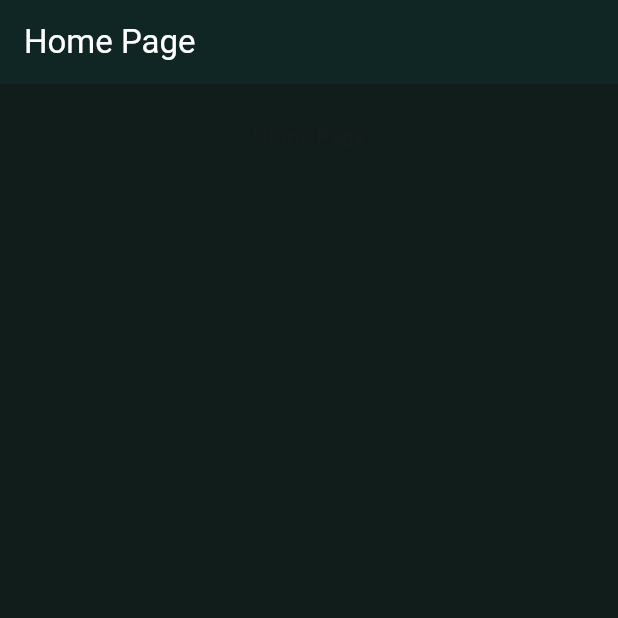
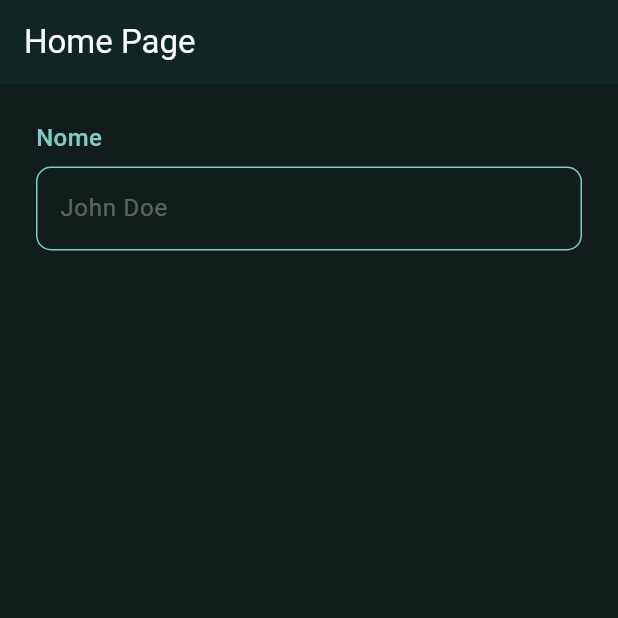
Before and after one commit to hakkinenT/flutter_dados_cadastrais, a Flutter app: the screen it shows after launch, on a phone screen of 412 x 824 dp, the top half of it. Run offline on Flutter 3.47's test engine with Material 2 defaults, Android fonts, the phone set to English and light mode, and no system bars; our stand-ins replace hive; accounts and stored records are empty.

Commit message:
form label widget created

```diff
--- a/lib/utils/view/pages/home_page.dart
+++ b/lib/utils/view/pages/home_page.dart
@@ -1,5 +1,7 @@
 import 'package:flutter/material.dart';
 import 'package:flutter_dados_cadastrais/utils/constants.dart';
+import 'package:flutter_dados_cadastrais/utils/view/widgets/custom_text_form_field.dart';
+import 'package:flutter_dados_cadastrais/utils/view/widgets/form_label.dart';
 
 class HomePage extends StatelessWidget {
   const HomePage({super.key});
@@ -10,12 +12,17 @@ class HomePage extends StatelessWidget {
       appBar: AppBar(
         title: const Text('Home Page'),
       ),
-      body: SingleChildScrollView(
-        padding: const EdgeInsets.all(paddingSpace),
+      body: const SingleChildScrollView(
+        padding: EdgeInsets.all(paddingSpace),
         child: Column(
+          crossAxisAlignment: CrossAxisAlignment.start,
           children: [
-            Center(
-              child: Text('Home Page'),
+            FormLabel(label: 'Nome'),
+            SizedBox(
+              height: 8,
+            ),
+            CustomTextFormField(
+              hintText: 'John Doe',
             )
           ],
         ),
--- /dev/null
+++ b/lib/utils/view/widgets/form_label.dart
@@ -0,0 +1,20 @@
+import 'package:flutter/material.dart';
+import 'package:flutter_dados_cadastrais/utils/constants.dart';
+
+class FormLabel extends StatelessWidget {
+  const FormLabel({super.key, required this.label});
+
+  final String label;
+
+  @override
+  Widget build(BuildContext context) {
+    return Text(
+      label,
+      style: TextStyle(
+        color: appColor,
+        fontSize: 16,
+        fontWeight: FontWeight.w500,
+      ),
+    );
+  }
+}
```
